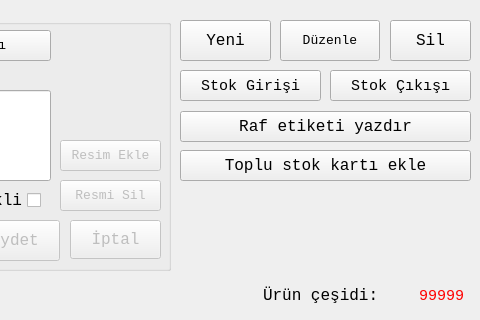
Above: stokfrom.ui from mamoo81/bhss before the change; both pictures show x 870 to 1350 and y 0 to 320 of the 1350 by 700 pixel window. Below: the same form after it.
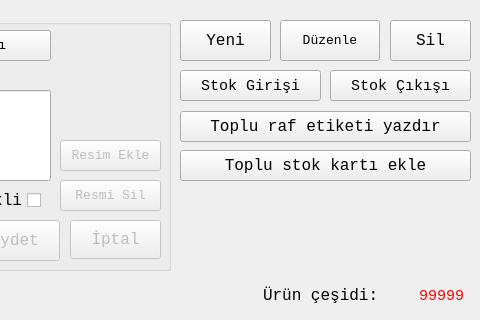
That is the form after the change. Icons and pictures are not drawn.

Commit message: toplu raf etiketi yazdırma eklendi.

What changed in the file:
```diff
--- a/stokfrom.ui
+++ b/stokfrom.ui
@@ -1029,7 +1029,7 @@
     </rect>
    </property>
    <property name="text">
-    <string>Raf etiketi yazdır</string>
+    <string>Toplu raf etiketi yazdır</string>
    </property>
    <property name="icon">
     <iconset resource="images.qrc">
```
Left out of the diff: 2 changed lines with no effect on the pictures. The commit also changes 8 other files.
